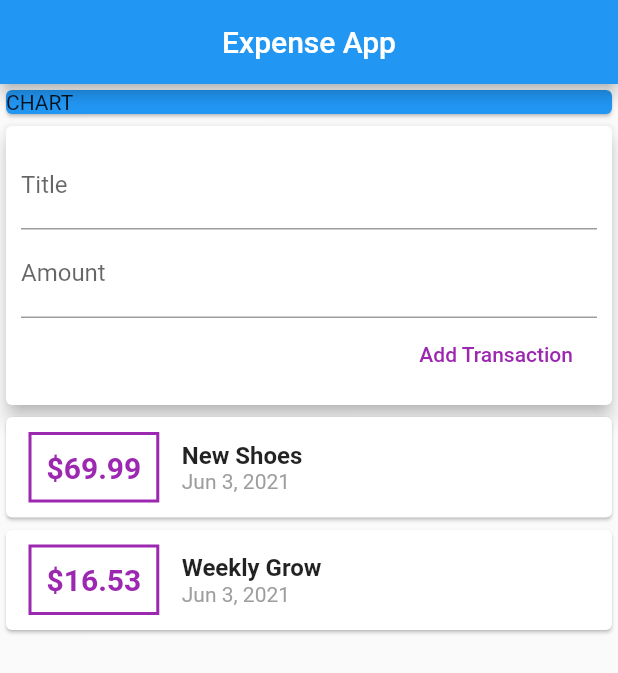
After one commit to Sadid369/expense_app, a Flutter app: the screen it shows after launch, on a phone screen of 412 x 824 dp. The commit adds this screen. Shown: the top 673 px of the screen. Run offline on Flutter 3.47's test engine with Material 2 defaults, Android fonts, the phone set to English and light mode, and no system bars.

Commit message:
day 3 complete

```diff
--- /dev/null
+++ b/lib/widgets/new_transaction.dart
@@ -0,0 +1,38 @@
+import 'package:flutter/material.dart';
+
+class NewTransaction extends StatelessWidget {
+  final titleController = TextEditingController();
+  final amountController = TextEditingController();
+  final Function addTransaction;
+  NewTransaction({this.addTransaction});
+  @override
+  Widget build(BuildContext context) {
+    return Card(
+      elevation: 5,
+      child: Container(
+        padding: EdgeInsets.all(10),
+        child: Column(
+          crossAxisAlignment: CrossAxisAlignment.end,
+          children: [
+            TextField(
+              decoration: InputDecoration(labelText: 'Title'),
+              controller: titleController,
+            ),
+            TextField(
+              decoration: InputDecoration(labelText: 'Amount'),
+              controller: amountController,
+            ),
+            FlatButton(
+              onPressed: () {
+                addTransaction(
+                    titleController.text, double.parse(amountController.text));
+              },
+              child: Text('Add Transaction'),
+              textColor: Colors.purple,
+            ),
+          ],
+        ),
+      ),
+    );
+  }
+}
--- /dev/null
+++ b/lib/widgets/transaction_list.dart
@@ -0,0 +1,54 @@
+import 'package:expense_app/models/transactions.dart';
+import 'package:flutter/material.dart';
+import 'package:intl/intl.dart';
+
+class TransactionList extends StatelessWidget {
+  final List<Transactions> transactions;
+
+  TransactionList({this.transactions});
+  @override
+  Widget build(BuildContext context) {
+    return Container(
+      height: 300,
+      child: ListView.builder(
+        itemBuilder: (context, index) {
+          return Card(
+            child: Row(
+              children: [
+                Container(
+                  margin: EdgeInsets.symmetric(vertical: 10, horizontal: 15),
+                  decoration: BoxDecoration(
+                      border: Border.all(color: Colors.purple, width: 2)),
+                  padding: EdgeInsets.all(10),
+                  child: Text(
+                    '\$${transactions[index].amount}',
+                    style: TextStyle(
+                      color: Colors.purple,
+                      fontWeight: FontWeight.bold,
+                      fontSize: 20,
+                    ),
+                  ),
+                ),
+                Column(
+                  crossAxisAlignment: CrossAxisAlignment.start,
+                  children: [
+                    Text(
+                      transactions[index].title,
+                      style:
+                          TextStyle(fontSize: 16, fontWeight: FontWeight.bold),
+                    ),
+                    Text(
+                      DateFormat.yMMMd().format(transactions[index].date),
+                      style: TextStyle(color: Colors.grey),
+                    ),
+                  ],
+                )
+              ],
+            ),
+          );
+        },
+        itemCount: transactions.length,
+      ),
+    );
+  }
+}
--- /dev/null
+++ b/lib/widgets/user_transaction.dart
@@ -0,0 +1,50 @@
+import 'package:expense_app/models/transactions.dart';
+import 'package:expense_app/widgets/new_transaction.dart';
+import 'package:expense_app/widgets/transaction_list.dart';
+import 'package:flutter/material.dart';
+
+class UserTransaction extends StatefulWidget {
+  @override
+  _UserTransactionState createState() => _UserTransactionState();
+}
+
+class _UserTransactionState extends State<UserTransaction> {
+  final List<Transactions> _userTransactions = [
+    Transactions(
+      id: 't1',
+      title: 'New Shoes',
+      amount: 69.99,
+      date: DateTime.now(),
+    ),
+    Transactions(
+      id: 't2',
+      title: 'Weekly Grow',
+      amount: 16.53,
+      date: DateTime.now(),
+    ),
+  ];
+  void _addNewTransaction(String txTitle, double txAmount) {
+    final newTx = Transactions(
+        id: DateTime.now().toString(),
+        title: txTitle,
+        amount: txAmount,
+        date: DateTime.now());
+    setState(() {
+      _userTransactions.add(newTx);
+    });
+  }
+
+  @override
+  Widget build(BuildContext context) {
+    return Column(
+      children: [
+        NewTransaction(
+          addTransaction: _addNewTransaction,
+        ),
+        TransactionList(
+          transactions: _userTransactions,
+        )
+      ],
+    );
+  }
+}
```
Also changed, not shown: lib/main.dart (+5 -84 lines), lib/models/transactions.dart (renamed from lib/transactions.dart).
